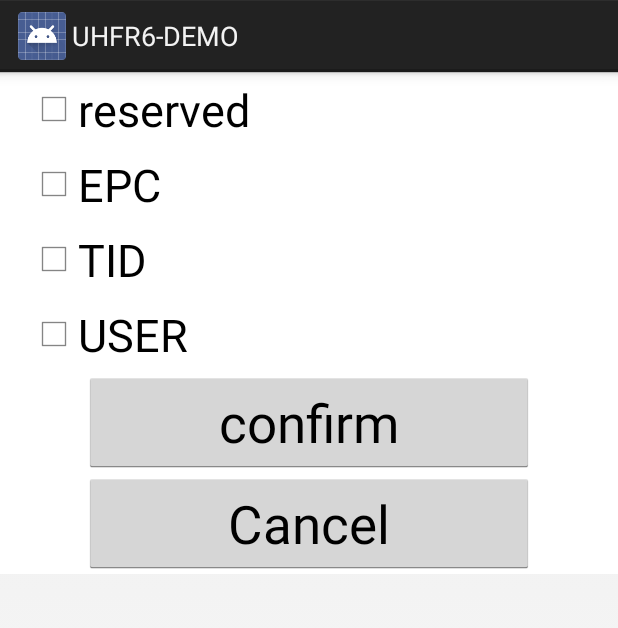
After one commit to pangJimmy/UHFR, an Android app: the layout dialog_login.xml on its own in the app's theme, with its tools: preview values and no code run, on a phone screen of 412 x 824 dp. The commit adds this screen. Shown: the top 628 px of the screen. Run offline under Robolectric (Android 15) with nearby library versions, the phone set to English and light mode, and no system bars.

Commit message:
v2.0.2，芯联模块盘点附带数据

```diff
--- a/app/src/main/java/com/handheld/uhfr/UHFRManager.java
+++ b/app/src/main/java/com/handheld/uhfr/UHFRManager.java
@@ -59,6 +59,7 @@ import com.rfid.trans.ReadTag;
 import com.rfid.trans.ReaderHelp;
 import com.rfid.trans.TagCallback;
 import com.uhf.api.cls.BackReadOption;
+import com.uhf.api.cls.InvEmbeddedBankData;
 import com.uhf.api.cls.R2000_calibration.TagLED_DATA;
 import com.uhf.api.cls.ReadListener;
 import com.uhf.api.cls.Reader;
@@ -4019,4 +4020,17 @@ public class UHFRManager {
 
     }
 
+    public void setAttachedData(){
+        if(type==1){
+
+            ArrayList<InvEmbeddedBankData> bankdatas = new ArrayList<InvEmbeddedBankData>();
+//            bankdatas.add(new InvEmbeddedBankData((byte)0, 0, (byte)2));
+//            bankdatas.add(new InvEmbeddedBankData((byte)2, 0, (byte)6));
+            bankdatas.add(new InvEmbeddedBankData((byte)3, 0, (byte)2));
+            byte[] accpwd = new byte[] {0x00, 0x00, 0x00, 0x00};
+            READER_ERR err = reader.SetInvMultiEmbeddedData(bankdatas, accpwd);
+            LogUtils.e("setAttachedData:"+err.toString());
+        }
+    }
+
 }
--- /dev/null
+++ b/app/src/main/res/layout/dialog_login.xml
@@ -0,0 +1,324 @@
+<LinearLayout xmlns:android="http://schemas.android.com/apk/res/android"
+    android:layout_width="match_parent"
+    android:layout_height="wrap_content"
+    android:orientation="vertical"
+    android:background="#fff">
+
+    <CheckBox
+        android:id="@+id/checkbox_res"
+        android:layout_width="match_parent"
+        android:layout_height="50sp"
+        android:layout_marginLeft="20sp"
+        android:text="@string/reserved"
+        android:textSize="30sp" />
+
+    <LinearLayout
+        android:id="@+id/ll_res"
+        android:layout_width="wrap_content"
+        android:layout_height="wrap_content"
+        android:orientation="vertical"
+        android:visibility="gone">
+
+        <LinearLayout
+            android:layout_width="wrap_content"
+            android:layout_height="wrap_content"
+            android:layout_marginLeft="20sp"
+            android:layout_marginRight="30sp"
+            android:gravity="center"
+            android:minWidth="400dp"
+            android:singleLine="true">
+
+            <TextView
+                android:layout_width="wrap_content"
+                android:layout_height="wrap_content"
+                android:gravity="center"
+                android:minWidth="130sp"
+                android:text="@string/start_addr"
+                android:textSize="30sp" />
+
+            <EditText
+                android:id="@+id/ed_res_add"
+                android:layout_width="wrap_content"
+                android:layout_height="wrap_content"
+                android:layout_marginLeft="10sp"
+                android:minWidth="200sp"
+                android:textSize="30sp"
+                android:inputType="number"/>
+
+        </LinearLayout>
+
+        <LinearLayout
+            android:layout_width="wrap_content"
+            android:layout_height="wrap_content"
+            android:layout_below="@+id/linear_user_login"
+            android:layout_marginLeft="20sp"
+            android:layout_marginRight="30sp"
+            android:gravity="center"
+            android:minWidth="400dp"
+            android:singleLine="true">
+
+            <TextView
+                android:layout_width="wrap_content"
+                android:layout_height="wrap_content"
+                android:layout_below="@+id/linear_user_login"
+                android:gravity="center"
+                android:minWidth="130sp"
+                android:text="@string/length"
+                android:textSize="30sp" />
+
+            <EditText
+                android:id="@+id/ed_res_len"
+                android:layout_width="wrap_content"
+                android:layout_height="wrap_content"
+                android:layout_marginLeft="10sp"
+                android:minWidth="200sp"
+                android:textSize="30sp"
+                android:inputType="number"/>
+        </LinearLayout>
+    </LinearLayout>
+    <CheckBox
+        android:id="@+id/checkbox_epc"
+        android:layout_width="match_parent"
+        android:layout_height="50sp"
+        android:layout_marginLeft="20sp"
+        android:text="@string/epc"
+        android:textSize="30sp" />
+
+    <LinearLayout
+        android:id="@+id/ll_epc"
+        android:layout_width="wrap_content"
+        android:layout_height="wrap_content"
+        android:orientation="vertical"
+        android:visibility="gone">
+
+        <LinearLayout
+            android:layout_width="wrap_content"
+            android:layout_height="wrap_content"
+            android:layout_marginLeft="20sp"
+            android:layout_marginRight="30sp"
+            android:gravity="center"
+            android:minWidth="400dp"
+            android:singleLine="true">
+
+            <TextView
+                android:layout_width="wrap_content"
+                android:layout_height="wrap_content"
+                android:gravity="center"
+                android:minWidth="130sp"
+                android:text="@string/start_addr"
+                android:textSize="30sp" />
+
+            <EditText
+                android:id="@+id/ed_epc_add"
+                android:layout_width="wrap_content"
+                android:layout_height="wrap_content"
+                android:layout_marginLeft="10sp"
+                android:minWidth="200sp"
+                android:textSize="30sp"
+                android:inputType="number"/>
+
+        </LinearLayout>
+
+        <LinearLayout
+            android:layout_width="wrap_content"
+            android:layout_height="wrap_content"
+            android:layout_below="@+id/linear_user_login"
+            android:layout_marginLeft="20sp"
+            android:layout_marginRight="30sp"
+            android:gravity="center"
+            android:minWidth="400dp"
+            android:singleLine="true">
+
+            <TextView
+                android:layout_width="wrap_content"
+                android:layout_height="wrap_content"
+                android:layout_below="@+id/linear_user_login"
+                android:gravity="center"
+                android:minWidth="130sp"
+                android:text="@string/length"
+                android:textSize="30sp" />
+
+            <EditText
+                android:id="@+id/ed_epc_len"
+                android:layout_width="wrap_content"
+                android:layout_height="wrap_content"
+                android:layout_marginLeft="10sp"
+                android:minWidth="200sp"
+                android:textSize="30sp"
+                android:inputType="number"/>
+        </LinearLayout>
+    </LinearLayout>
+
+    <CheckBox
+        android:id="@+id/checkbox_tid"
+        android:layout_width="match_parent"
+        android:layout_height="50sp"
+        android:layout_marginLeft="20sp"
+        android:text="@string/tid"
+        android:textSize="30sp" />
+
+    <LinearLayout
+        android:id="@+id/ll_tid"
+        android:layout_width="wrap_content"
+        android:layout_height="wrap_content"
+        android:orientation="vertical"
+        android:visibility="gone">
+
+        <LinearLayout
+            android:layout_width="wrap_content"
+            android:layout_height="wrap_content"
+            android:layout_below="@+id/linear_user_login"
+            android:layout_marginLeft="20sp"
+            android:layout_marginRight="30sp"
+            android:gravity="center"
+            android:minWidth="400dp"
+            android:singleLine="true">
+
+            <TextView
+                android:layout_width="wrap_content"
+                android:layout_height="wrap_content"
+                android:layout_below="@+id/linear_user_login"
+                android:gravity="center"
+                android:minWidth="130sp"
+                android:text="@string/start_addr"
+                android:textSize="30sp" />
+
+            <EditText
+                android:id="@+id/ed_tid_add"
+                android:layout_width="wrap_content"
+                android:layout_height="wrap_content"
+                android:layout_marginLeft="10sp"
+                android:minWidth="200sp"
+                android:textSize="30sp"
+                android:inputType="number" />
+
+        </LinearLayout>
+
+        <LinearLayout
+            android:layout_width="wrap_content"
+            android:layout_height="wrap_content"
+            android:layout_below="@+id/linear_user_login"
+            android:layout_marginLeft="20sp"
+            android:layout_marginRight="30sp"
+            android:gravity="center"
+            android:minWidth="400dp"
+            android:singleLine="true">
+
+            <TextView
+                android:layout_width="wrap_content"
+                android:layout_height="wrap_content"
+                android:layout_below="@+id/linear_user_login"
+                android:gravity="center"
+                android:minWidth="130sp"
+                android:text="@string/length"
+                android:textSize="30sp" />
+
+            <EditText
+                android:id="@+id/ed_tid_len"
+                android:layout_width="wrap_content"
+                android:layout_height="wrap_content"
+                android:layout_marginLeft="10sp"
+                android:minWidth="200sp"
+                android:textSize="30sp"
+                android:inputType="number" />
+        </LinearLayout>
+    </LinearLayout>
+
+    <CheckBox
+        android:id="@+id/checkbox_user"
+        android:layout_width="match_parent"
+        android:layout_height="50sp"
+        android:layout_marginLeft="20sp"
+        android:text="@string/user"
+        android:textSize="30sp" />
+
+    <LinearLayout
+        android:id="@+id/ll_user"
+        android:layout_width="wrap_content"
+        android:layout_height="wrap_content"
+        android:orientation="vertical"
+        android:visibility="gone">
+
+        <LinearLayout
+            android:layout_width="wrap_content"
+            android:layout_height="wrap_content"
+            android:layout_below="@+id/linear_user_login"
+            android:layout_marginLeft="20sp"
+            android:layout_marginRight="30sp"
+            android:gravity="center"
+            android:minWidth="400dp"
+            android:singleLine="true">
+
+            <TextView
+                android:layout_width="wrap_content"
+                android:layout_height="wrap_content"
+                android:layout_below="@+id/linear_user_login"
+                android:gravity="center"
+                android:minWidth="130sp"
+                android:text="@string/start_addr"
+                android:textSize="30sp" />
+
+            <EditText
+                android:id="@+id/ed_user_add"
+                android:layout_width="wrap_content"
+                android:layout_height="wrap_content"
+                android:layout_marginLeft="10sp"
+                android:minWidth="200sp"
+                android:textSize="30sp"
+                android:inputType="number"/>
+
+        </LinearLayout>
+
+        <LinearLayout
+            android:layout_width="wrap_content"
+            android:layout_height="wrap_content"
+            android:layout_below="@+id/linear_user_login"
+            android:layout_marginLeft="20sp"
+            android:layout_marginRight="30sp"
+            android:gravity="center"
+            android:minWidth="400dp"
+            android:singleLine="true">
+
+            <TextView
+                android:layout_width="wrap_content"
+                android:layout_height="wrap_content"
+                android:layout_below="@+id/linear_user_login"
+                android:gravity="center"
+                android:minWidth="130sp"
+                android:text="@string/length"
+                android:textSize="30sp" />
+
+            <EditText
+                android:id="@+id/ed_user_len"
+                android:layout_width="wrap_content"
+                android:layout_height="wrap_content"
+                android:layout_marginLeft="10sp"
+                android:inputType="number"
+                android:minWidth="200sp"
+                android:textSize="30sp" />
+        </LinearLayout>
+    </LinearLayout>
+
+    <Button
+        android:id="@+id/btn_login"
+        android:layout_width="wrap_content"
+        android:layout_height="wrap_content"
+        android:layout_gravity="center"
+        android:gravity="center"
+        android:minWidth="300dp"
+        android:padding="10sp"
+        android:text="@string/confirm"
+        android:textSize="35sp" />
+
+    <Button
+        android:id="@+id/btn_exit"
+        android:layout_width="wrap_content"
+        android:layout_height="wrap_content"
+        android:layout_gravity="center"
+        android:gravity="center"
+        android:minWidth="300dp"
+        android:padding="10sp"
+        android:text="@string/cancel"
+        android:textSize="35sp" />
+
+</LinearLayout>
--- a/app/src/main/res/values/strings.xml
+++ b/app/src/main/res/values/strings.xml
@@ -142,4 +142,10 @@
     <string name="strrb4">Custom</string>
     <string name="getstr">Get</string>
     <string name="setstr">Set</string>
+
+    <string name="reserved">reserved</string>
+    <string name="confirm">confirm</string>
+    <string name="tid">TID</string>
+    <string name="user">USER</string>
+    <string name="mode">expert mode</string>
 </resources>
```
Also changed, not shown: app/build.gradle (+2 -7 lines), app/libs/ModuleAPI_J.jar, 3 other files.
